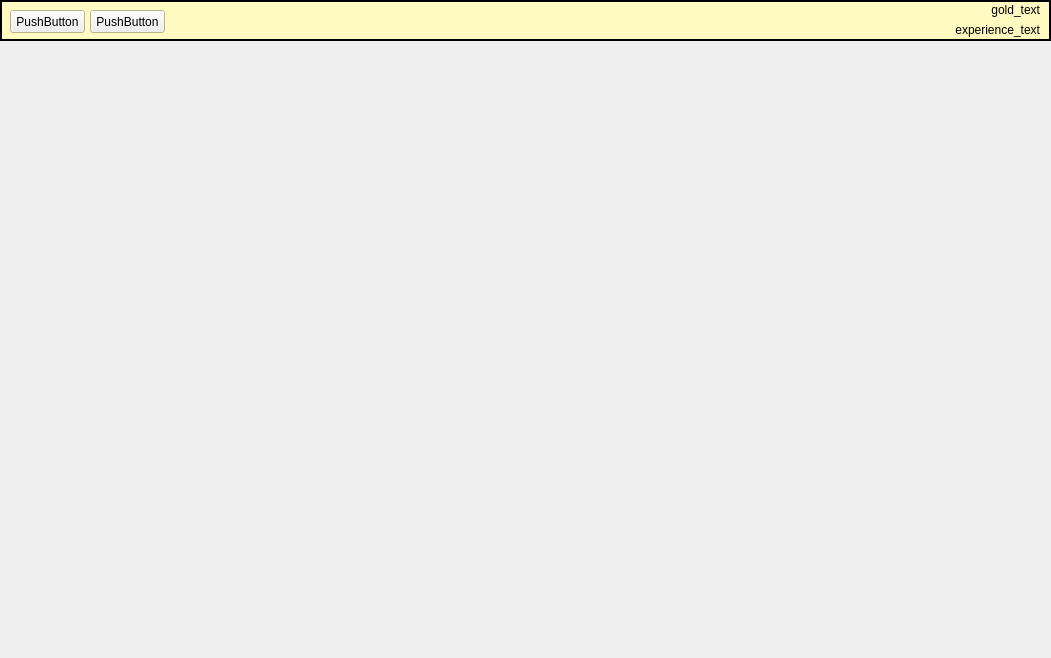
Before: the Qt Designer form source/Moredor/gameform.ui in rcuhljr/mordor-reboot, drawn with Qt 5.
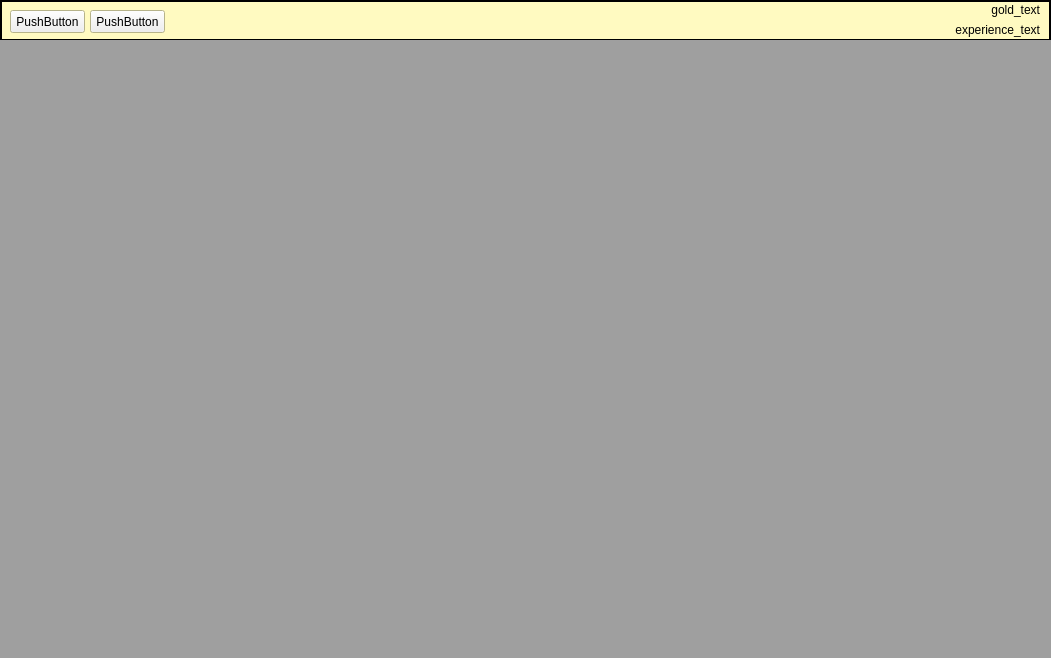
After: the same form once the commit is applied.

Commit message: Basic town window created. work on full size issues.

```diff
--- a/source/Moredor/gameform.ui
+++ b/source/Moredor/gameform.ui
@@ -160,6 +160,16 @@
     </property>
    </widget>
   </widget>
+  <widget class="QMdiArea" name="gameArea">
+   <property name="geometry">
+    <rect>
+     <x>0</x>
+     <y>40</y>
+     <width>1051</width>
+     <height>621</height>
+    </rect>
+   </property>
+  </widget>
  </widget>
  <resources/>
  <connections/>
```
The commit also changes 6 other files.
